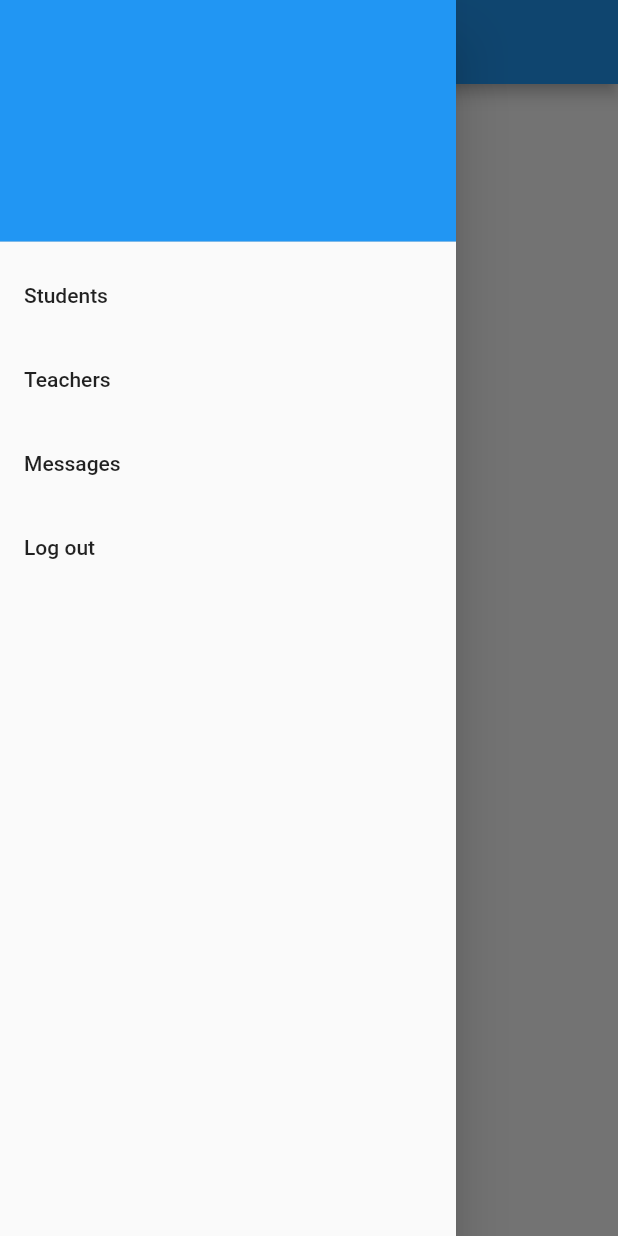
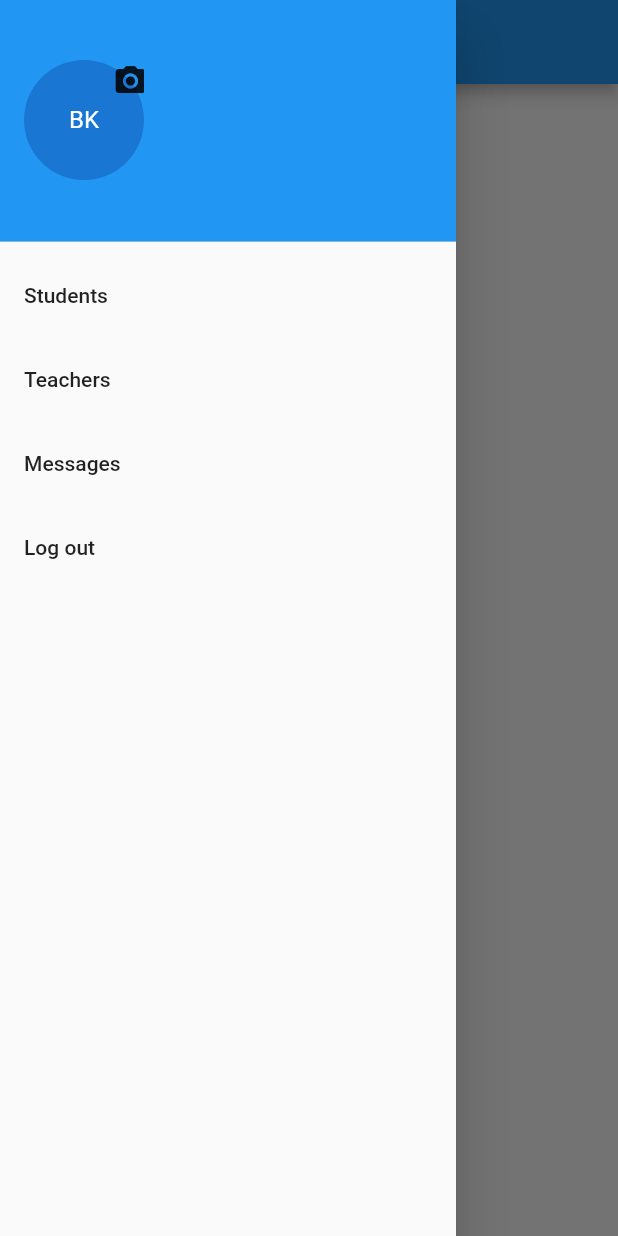
Before and after one commit to BasakK6/student_communication_app, a Flutter app: the MainPage screen opened directly, with the side drawer open, on a phone screen of 412 x 824 dp. Run offline on Flutter 3.47's test engine with Material 2 defaults, Android fonts, the phone set to English and light mode, and no system bars; our stand-ins replace cloud_firestore, firebase_auth, firebase_core, firebase_storage, flutter_riverpod, google_sign_in and 1 more; accounts and stored records are empty; network calls fail.

Commit message:
feature: used firebase storage to host user profile picture and showed the picture in ui

```diff
--- a/lib/main.dart
+++ b/lib/main.dart
@@ -1,7 +1,12 @@
+import 'dart:io';
+import 'dart:typed_data';
+
+import 'package:cloud_firestore/cloud_firestore.dart';
 import 'package:firebase_auth/firebase_auth.dart';
-import 'package:firebase_core/firebase_core.dart';
+import 'package:firebase_storage/firebase_storage.dart';
 import 'package:flutter/material.dart';
 import 'package:flutter_riverpod/flutter_riverpod.dart';
+import 'package:image_picker/image_picker.dart';
 import 'package:student_communication_app/firebase_utilities/google_sign_in.dart';
 import 'package:student_communication_app/pages/messages_page.dart';
 import 'package:student_communication_app/repository/messages_repository.dart';
@@ -26,7 +31,7 @@ class StudentApp extends StatelessWidget {
         primarySwatch: Colors.blue,
       ),
       debugShowCheckedModeBanner: false,
-      home: const SplashScreen(),//const MainPage(title: 'Main Page'),
+      home: const SplashScreen(), //const MainPage(title: 'Main Page'),
     );
   }
 }
@@ -38,30 +43,27 @@ class MainPage extends ConsumerWidget {
 
   void _goToStudentsPage(BuildContext context) {
     Navigator.of(context).push(MaterialPageRoute(
-      builder: (context) =>
-          const StudentsPage(),
+      builder: (context) => const StudentsPage(),
     ));
   }
 
   void _goToTeachersPage(BuildContext context) {
     Navigator.of(context).push(MaterialPageRoute(
-      builder: (context) =>
-          const TeachersPage(),
+      builder: (context) => const TeachersPage(),
     ));
   }
 
   Future<void> _goToMessagesPage(BuildContext context) async {
     await Navigator.of(context).push(MaterialPageRoute(
-      builder: (context) =>
-         const MessagesPage(),
+      builder: (context) => const MessagesPage(),
     ));
   }
 
   @override
   Widget build(BuildContext context, WidgetRef ref) {
-    final studentsRepository= ref.watch(studentsProvider);
+    final studentsRepository = ref.watch(studentsProvider);
     final newMessageCount = ref.watch(newMessageCountProvider);
-    final teachersRepository= ref.watch(teachersProvider);
+    final teachersRepository = ref.watch(teachersProvider);
 
     return Scaffold(
       appBar: AppBar(
@@ -75,12 +77,7 @@ class MainPage extends ConsumerWidget {
           // Important: Remove any padding from the ListView.
           padding: EdgeInsets.zero,
           children: [
-            DrawerHeader(
-              decoration: const BoxDecoration(
-                color: Colors.blue,
-              ),
-              child: Text(FirebaseAuth.instance.currentUser?.displayName ?? "No User Name"),
-            ),
+            const UserDrawerHeader(),
             ListTile(
               title: const Text('Students'),
               onTap: () {
@@ -106,11 +103,9 @@ class MainPage extends ConsumerWidget {
               title: const Text('Log out'),
               onTap: () async {
                 await signOutWithGoogle();
-                Navigator.of(context).pushReplacement(
-                  MaterialPageRoute(
-                    builder: (BuildContext context) => const SplashScreen(),
-                  )
-                );
+                Navigator.of(context).pushReplacement(MaterialPageRoute(
+                  builder: (BuildContext context) => const SplashScreen(),
+                ));
               },
             ),
           ],
@@ -151,3 +146,105 @@ class MainPage extends ConsumerWidget {
     );
   }
 }
+
+class UserDrawerHeader extends StatefulWidget {
+  const UserDrawerHeader({
+    super.key,
+  });
+
+  @override
+  State<UserDrawerHeader> createState() => _UserDrawerHeaderState();
+}
+
+class _UserDrawerHeaderState extends State<UserDrawerHeader> {
+  late Future<Uint8List?> _profilePic;
+  late final String? uid;
+
+  String get userPicPath => "$uid.jpg";
+
+  @override
+  void initState() {
+    super.initState();
+    uid = FirebaseAuth.instance.currentUser?.uid;
+    _profilePic = _downloadProfilerPicture();
+  }
+
+  Future<Uint8List?> _downloadProfilerPicture() async {
+    final DocumentSnapshot<Map<String, dynamic>> documentSnapshot =
+        await FirebaseFirestore.instance.collection("users").doc(uid).get();
+    Map<String, dynamic>? data = documentSnapshot.data();
+
+    if (data?.keys.contains("profilePicturePath") ?? false) {
+      String pathRef = data!["profilePicturePath"];
+      Uint8List? uInt8List =
+          await FirebaseStorage.instance.ref(pathRef).getData();
+      return uInt8List; //return picture data
+    }
+    return null;
+  }
+
+  @override
+  Widget build(BuildContext context) {
+    return DrawerHeader(
+      decoration: const BoxDecoration(
+        color: Colors.blue,
+      ),
+      child: Column(
+        crossAxisAlignment: CrossAxisAlignment.start,
+        children: [
+          Text(
+              FirebaseAuth.instance.currentUser?.displayName ?? "No User Name"),
+          const SizedBox(
+            height: 8,
+          ),
+          Stack(
+            alignment: AlignmentDirectional.topEnd,
+            children: [
+              FutureBuilder<Uint8List?>(
+                  future: _profilePic,
+                  builder: (context, snapshot) {
+                    return snapshot.hasData && snapshot.data != null
+                        ? CircleAvatar(
+                            radius: 40,
+                            backgroundImage: MemoryImage(snapshot.data!),
+                          )
+                        : const CircleAvatar(
+                            radius: 40,
+                            child: Text("BK"),
+                          );
+                  }),
+              Positioned(
+                top: -10,
+                right: -15,
+                child: IconButton(
+                  onPressed: () async {
+                    XFile? xFile = await ImagePicker()
+                        .pickImage(source: ImageSource.camera);
+                    if (xFile == null) return;
+                    final imagePath = xFile.path;
+                    final Reference profilePicturePath = FirebaseStorage
+                        .instance
+                        .ref("profile_pictures")
+                        .child(userPicPath);
+                    await profilePicturePath.putFile(File(imagePath));
+                    await FirebaseFirestore.instance
+                        .collection("users")
+                        .doc(uid)
+                        .update({
+                      "profilePicturePath": profilePicturePath.fullPath,
+                    });
+                    //data is put in the storage, now we must refresh the circle avatar
+                    setState(() {
+                      _profilePic = _downloadProfilerPicture();
+                    });
+                  },
+                  icon: const Icon(Icons.camera_alt),
+                ),
+              )
+            ],
+          )
+        ],
+      ),
+    );
+  }
+}
--- a/pubspec.yaml
+++ b/pubspec.yaml
@@ -44,6 +44,8 @@ dependencies:
   firebase_auth: ^4.2.6
   google_sign_in: ^5.4.4
   cloud_firestore: ^4.4.0
+  image_picker: ^0.8.6+1
+  firebase_storage: ^11.0.11
 
 dev_dependencies:
   flutter_test:
```
Also changed, not shown: pubspec.lock, 2 other files.
